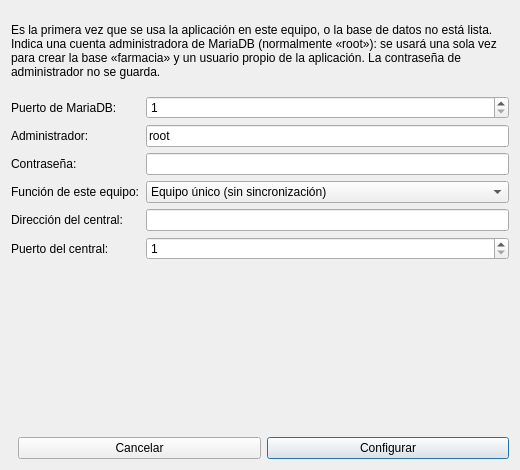
The window that app/src/dialogs/configurarbddialog.ui (LXorro/Farmacia-PDV) describes before a commit, drawn with Qt 5.
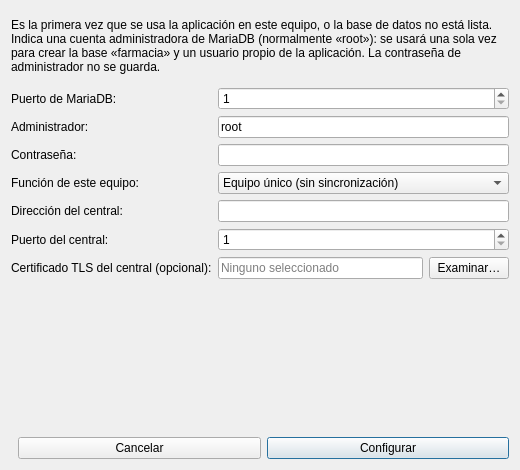
The same window after the commit.

Commit message: Quitar certificados hardoded

What changed in the file:
```diff
--- a/app/src/dialogs/configurarbddialog.ui
+++ b/app/src/dialogs/configurarbddialog.ui
@@ -65,6 +65,24 @@
        <property name="maximum"><number>65535</number></property>
       </widget>
      </item>
+     <item row="6" column="0">
+      <widget class="QLabel" name="labelCertificadoCentral"><property name="text"><string>Certificado TLS del central (opcional):</string></property></widget>
+     </item>
+     <item row="6" column="1">
+      <layout class="QHBoxLayout" name="certificadoCentralLayout">
+       <item>
+        <widget class="QLineEdit" name="lineCertificadoCentral">
+         <property name="readOnly"><bool>true</bool></property>
+         <property name="placeholderText"><string>Ninguno seleccionado</string></property>
+        </widget>
+       </item>
+       <item>
+        <widget class="QPushButton" name="btnCertificadoCentral">
+         <property name="text"><string>Examinar…</string></property>
+        </widget>
+       </item>
+      </layout>
+     </item>
     </layout>
    </item>
    <item>
```
The commit also changes 6 other files.
